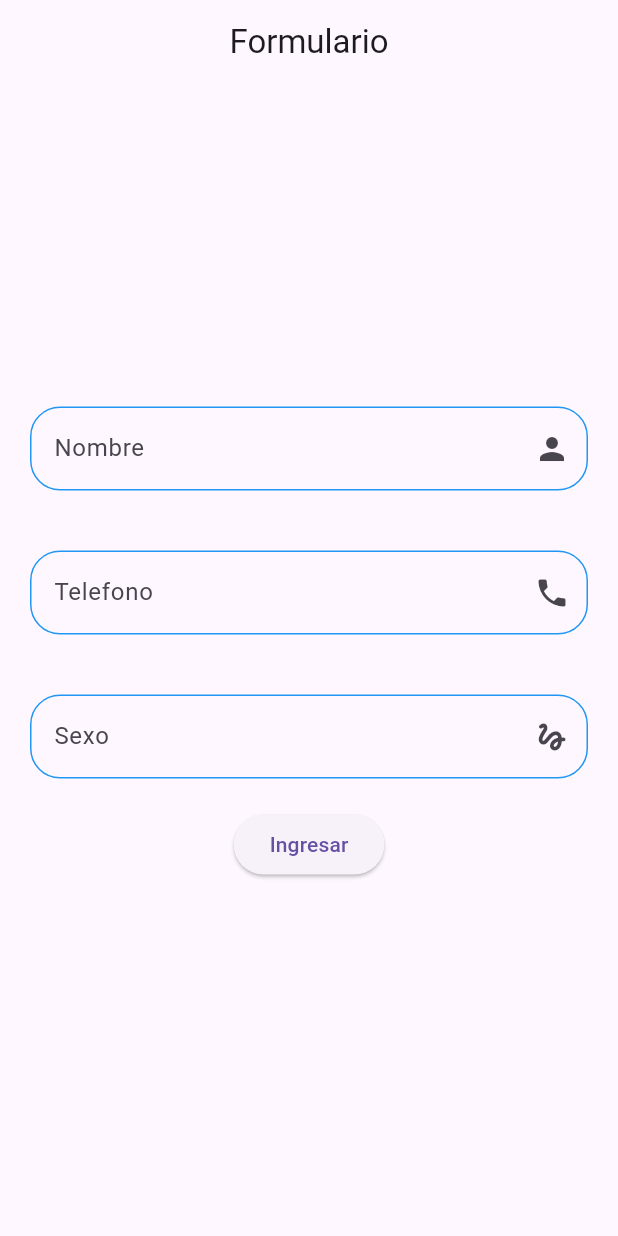
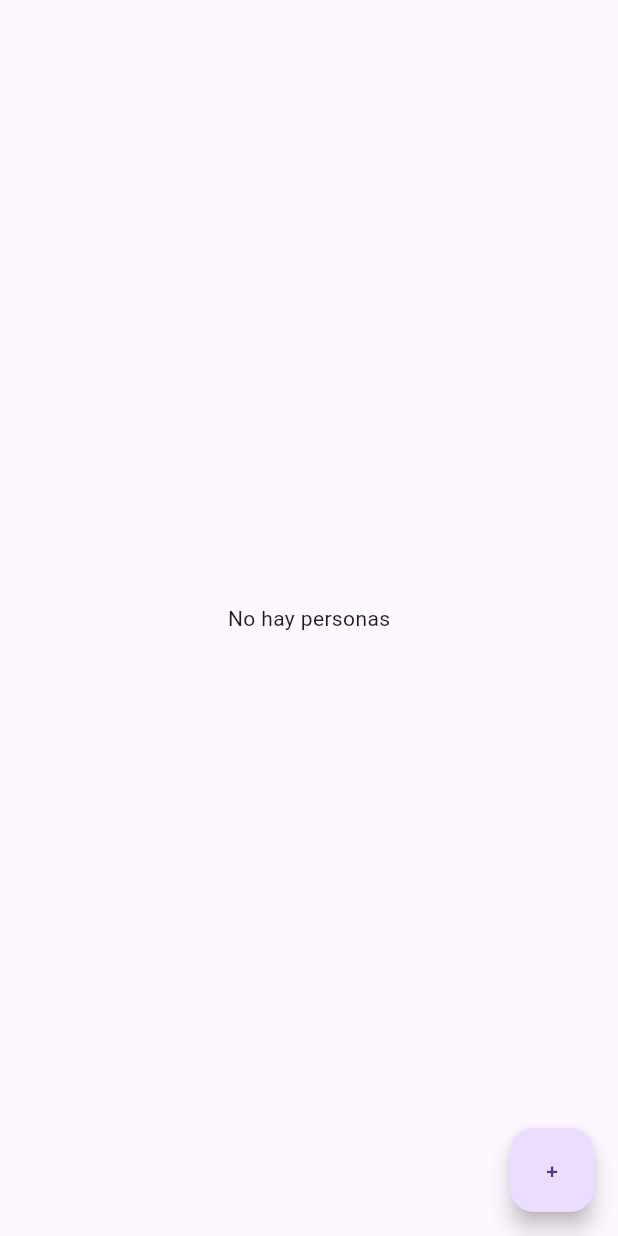
Before and after one commit to isEduardo13/JQ4B-Moviles, a Flutter app: the screen it shows after launch, on a phone screen of 412 x 824 dp. Run offline on Flutter 3.47's test engine with Material 3 defaults, Android fonts, the phone set to English and light mode, and no system bars; our stand-ins replace firebase_core; missing offline and left inert: dart:ffi; accounts and stored records are empty.

Commit message:
Añadir soporte para Firebase, actualizar la gestión de personas y crear pantalla principal para la lista de personas.

```diff
--- a/lib/Unidad_1/practica_1/models/persona.dart
+++ b/lib/Unidad_1/practica_1/models/persona.dart
@@ -1,7 +1,7 @@
 class Persona {
-  final String nombre;
-  final String telefono;
-  final String sexo;
+  String nombre;
+  String telefono;
+  String sexo;
 
   Persona({required this.nombre, required this.sexo, required this.telefono});
 }
--- a/lib/main.dart
+++ b/lib/main.dart
@@ -1,4 +1,6 @@
+import 'package:firebase_core/firebase_core.dart';
 import 'package:flutter/material.dart';
+import 'package:holaflutter/firebase_options.dart';
 import 'package:holaflutter/unidad_2/practica1/provider/counter_provider.dart';
 import 'package:holaflutter/unidad_2/practica1/provider/domotica_provider.dart';
 import 'package:holaflutter/unidad_2/practica1/provider/theme_provider.dart';
@@ -8,11 +10,18 @@ import 'package:holaflutter/unidad_2/practica2/screens/habitacion2_screen.dart';
 import 'package:holaflutter/unidad_2/practica2/screens/home_screen.dart';
 import 'package:holaflutter/unidad_2/practica2/screens/theme_screen.dart';
 import 'package:holaflutter/unidad_2/practica3/dogScreen.dart';
+import 'package:holaflutter/unidad_2/practica4/PrincipalScreen.dart';
 import 'package:holaflutter/unidad_2/practica4/formularioScreen.dart';
+import 'package:holaflutter/unidad_2/practica4/providers/ListaPersonas_Provider.dart';
 import 'package:provider/provider.dart';
 
-void main() {
-  runApp(MyApp());
+Future<void> main() async {
+  WidgetsFlutterBinding.ensureInitialized();
+
+  await Firebase.initializeApp(
+    options: DefaultFirebaseOptions.currentPlatform,
+  );
+  return runApp(const MyApp());
 }
 
 class MyApp extends StatelessWidget {
@@ -25,6 +34,7 @@ class MyApp extends StatelessWidget {
         ChangeNotifierProvider(create: (_) => CounterProvider()),
         ChangeNotifierProvider(create: (_) => ThemeProvider()),
         ChangeNotifierProvider(create: (_) => DomoticaProvider()),
+        ChangeNotifierProvider(create: (_) => ListapersonasProvider())
       ],
       child: MyMaterialApp(),
     );
@@ -51,7 +61,8 @@ class MyMaterialApp extends StatelessWidget {
       //
 
       routes: {
-        '/': (_) => Formularioscreen(),
+        '/': (_) => Principalscreen(),
+        '/formulario': (_) => const Formularioscreen(),
         '/contactos': (_) => const ContactScreen(),
         '/tema': (_) => const ThemeScreen(),
         '/habitacion1': (_) => const Habitacion1Screen(),
--- /dev/null
+++ b/lib/unidad_2/practica4/PrincipalScreen.dart
@@ -0,0 +1,50 @@
+import 'package:flutter/material.dart';
+import 'package:holaflutter/unidad_2/practica4/models/persona.dart';
+import 'package:holaflutter/unidad_2/practica4/providers/ListaPersonas_Provider.dart';
+import 'package:provider/provider.dart';
+
+class Principalscreen extends StatelessWidget {
+  const Principalscreen({super.key});
+
+  @override
+  Widget build(BuildContext context) {
+    return Scaffold(
+      body: ListapersonasWidget(),
+      floatingActionButton: FloatingActionButton(
+          onPressed: () {
+            Navigator.pushNamed(context, '/formulario');
+          },
+          child: const Text("+")),
+    );
+  }
+}
+
+class ListapersonasWidget extends StatefulWidget {
+  const ListapersonasWidget({super.key});
+
+  @override
+  State<ListapersonasWidget> createState() => _ListapersonasWidgetState();
+}
+
+class _ListapersonasWidgetState extends State<ListapersonasWidget> {
+  @override
+  Widget build(BuildContext context) {
+    if (context.watch<ListapersonasProvider>().personas.isEmpty) {
+      return const Center(
+        child: Text("No hay personas"),
+      );
+    }
+    return ListView.builder(
+        itemCount: context.watch<ListapersonasProvider>().personas.length,
+        itemBuilder: (context, index) {
+          Persona p = context.watch<ListapersonasProvider>().personas[index];
+          return ListTile(
+            title: Text(p.nombre),
+            subtitle: Text(p.telefono),
+            leading: CircleAvatar(
+              child: Text(p.nombre[0]),
+            ),
+          );
+        });
+  }
+}
--- a/lib/unidad_2/practica4/formularioScreen.dart
+++ b/lib/unidad_2/practica4/formularioScreen.dart
@@ -1,6 +1,8 @@
 import 'package:flutter/material.dart';
-import 'package:holaflutter/Unidad_1/practica_1/models/persona.dart';
+import 'package:holaflutter/unidad_2/practica4/models/persona.dart';
+import 'package:holaflutter/unidad_2/practica4/providers/ListaPersonas_Provider.dart';
 import 'package:holaflutter/unidad_2/practica4/textbox_widget.dart';
+import 'package:provider/provider.dart';
 
 class Formularioscreen extends StatefulWidget {
   const Formularioscreen({super.key});
@@ -13,11 +15,11 @@ class _FormularioscreenState extends State<Formularioscreen> {
   final txtNomController = TextEditingController();
   final txtTelController = TextEditingController();
   final txtSexController = TextEditingController();
-  Persona p = Persona(nombre: "", telefono: "", sexo: "");
   final formKey = GlobalKey<FormState>();
 
   @override
   Widget build(BuildContext context) {
+    final lista = Provider.of<ListapersonasProvider>(context);
     return Scaffold(
       appBar: AppBar(
         title: Text("Formulario"),
@@ -53,17 +55,15 @@ class _FormularioscreenState extends State<Formularioscreen> {
                 ElevatedButton(
                     onPressed: () {
                       if (formKey.currentState!.validate()) {
-                        setState(() {
-                          p = Persona(
-                              nombre: txtNomController.text,
-                              telefono: txtTelController.text,
-                              sexo: txtSexController.text);
-                        });
+                        Persona persona = Persona(
+                            nombre: txtNomController.text,
+                            telefono: txtTelController.text,
+                            sexo: txtSexController.text);
+                        lista.addPersona(persona);
+                        Navigator.pop(context);
                       }
                     },
-                    child: Text("Ingresar")),
-                Text(p.nombre),
-                Text(p.telefono),
+                    child: Text("Agregar")),
               ],
             )),
       )),
--- a/lib/unidad_2/practica4/models/persona.dart
+++ b/lib/unidad_2/practica4/models/persona.dart
@@ -1,7 +1,7 @@
 class Persona {
-  final String nombre;
-  final String telefono;
-  final String sexo;
+  String nombre;
+  String telefono;
+  String sexo;
 
   Persona({required this.nombre, required this.sexo, required this.telefono});
 }
--- /dev/null
+++ b/lib/unidad_2/practica4/providers/ListaPersonas_Provider.dart
@@ -0,0 +1,14 @@
+import 'package:flutter/material.dart';
+import 'package:holaflutter/unidad_2/practica4/models/persona.dart';
+
+class ListapersonasProvider extends ChangeNotifier {
+  List<Persona> personas = [];
+
+  List<Persona> get getPersonas => personas;
+
+  void addPersona(Persona p) {
+    personas.add(p);
+
+    notifyListeners();
+  }
+}
--- a/pubspec.yaml
+++ b/pubspec.yaml
@@ -30,6 +30,7 @@ environment:
 dependencies:
   cupertino_icons: ^1.0.8
   equatable: ^2.0.7
+  firebase_core: ^3.12.1
   flutter:
     sdk: flutter
   flutter_bloc: ^9.0.0
```
Also changed, not shown: firebase.json (added), lib/firebase_options.dart (added), pubspec.lock, 6 other files.
